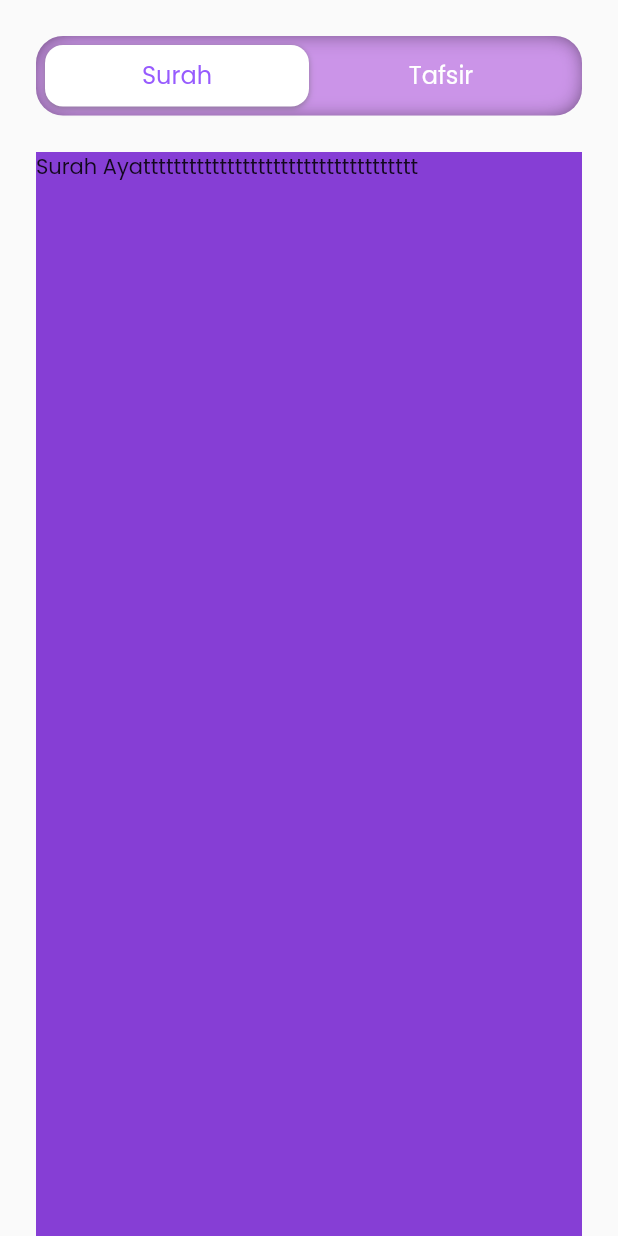
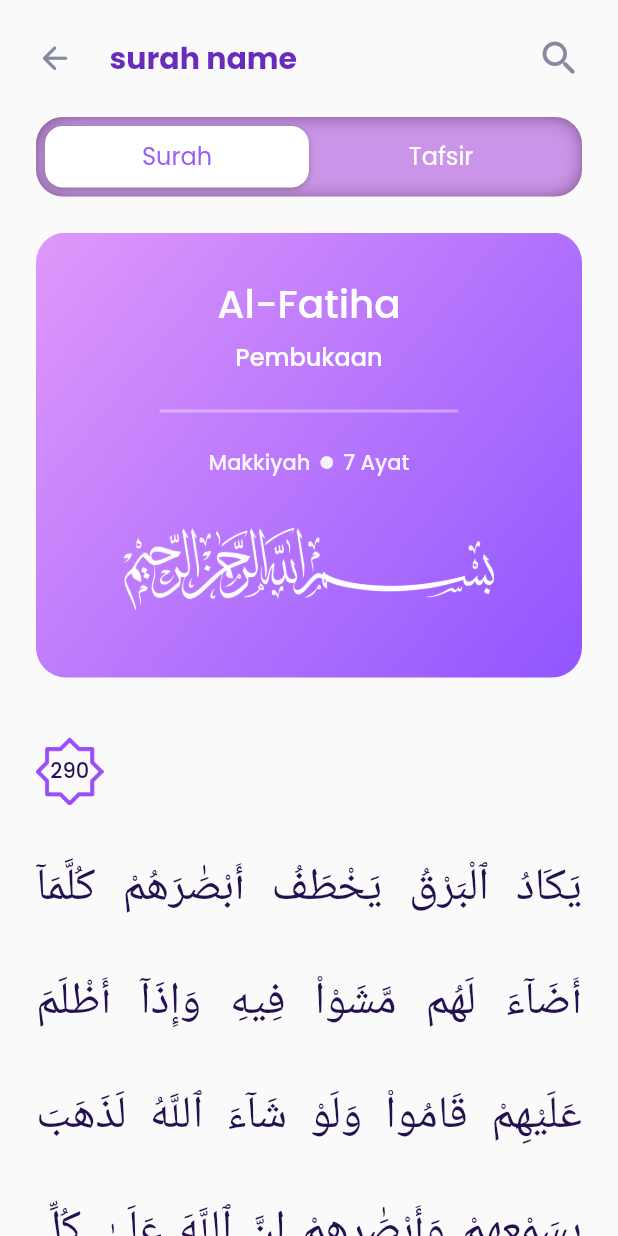
Before and after one commit to pramek008/quran_app, a Flutter app: the SurahPage screen opened directly, on a phone screen of 412 x 824 dp. Run offline on Flutter 3.47's test engine with Material 2 defaults, Android fonts, the phone set to English and light mode, and no system bars; our stand-ins replace expandable_text, flutter_inset_box_shadow, google_fonts; Roboto replaces fonts that are missing (Amiri).

Commit message:
slicing ui DONE

```diff
--- a/lib/ui/pages/surah_ayat_tab.dart
+++ b/lib/ui/pages/surah_ayat_tab.dart
@@ -1,16 +1,49 @@
 import 'package:flutter/material.dart';
 import 'package:quran_app/theme.dart';
+import 'package:quran_app/ui/widgets/ayat_tile_widget.dart';
+import 'package:quran_app/ui/widgets/card_heading_surah.dart';
 
 class SurahAyatTab extends StatelessWidget {
   const SurahAyatTab({Key? key}) : super(key: key);
 
   @override
   Widget build(BuildContext context) {
+    Widget headingCard() {
+      return HeadingCardSurahWidget();
+    }
+
+    Widget ayatList() {
+      return Padding(
+        padding: const EdgeInsets.only(
+          bottom: 35,
+        ),
+        child: Column(
+          children: [
+            AyatTileWidget(),
+            AyatTileWidget(),
+            AyatTileWidget(),
+            AyatTileWidget(),
+            AyatTileWidget(),
+            AyatTileWidget(),
+            AyatTileWidget(),
+            AyatTileWidget(),
+            AyatTileWidget(),
+          ],
+        ),
+      );
+    }
+
     return Scaffold(
-      backgroundColor: primaryColor,
-      body: Container(
-        // color: primaryColor,
-        child: Text('Surah Ayatttttttttttttttttttttttttttttttttttt'),
+      body: SafeArea(
+        child: ListView(
+          children: [
+            headingCard(),
+            const SizedBox(
+              height: 40,
+            ),
+            ayatList(),
+          ],
+        ),
       ),
     );
   }
--- a/lib/ui/pages/surah_main_page.dart
+++ b/lib/ui/pages/surah_main_page.dart
@@ -2,7 +2,8 @@ import 'package:flutter/material.dart' hide BoxDecoration, BoxShadow;
 import 'package:quran_app/theme.dart';
 import 'package:flutter_inset_box_shadow/flutter_inset_box_shadow.dart';
 import 'package:quran_app/ui/pages/surah_ayat_tab.dart';
-import 'package:quran_app/ui/pages/surah_tafsis_tab.dart';
+import 'package:quran_app/ui/pages/surah_tafsir_tab.dart';
+import 'package:quran_app/ui/widgets/custom_appbar_widget.dart';
 
 class SurahPage extends StatefulWidget {
   const SurahPage({Key? key}) : super(key: key);
@@ -29,6 +30,12 @@ class _HomePageState extends State<SurahPage>
 
   @override
   Widget build(BuildContext context) {
+    Widget appBar() {
+      return CustomAppBarWidget(
+        title: 'surah name',
+      );
+    }
+
     return Scaffold(
       body: SafeArea(
         child: SingleChildScrollView(
@@ -43,6 +50,7 @@ class _HomePageState extends State<SurahPage>
               width: MediaQuery.of(context).size.width,
               child: Column(
                 children: [
+                  appBar(),
                   Container(
                     decoration: BoxDecoration(
                         color: const Color(0xffCB94E8),
--- /dev/null
+++ b/lib/ui/widgets/ayat_tile_widget.dart
@@ -0,0 +1,88 @@
+import 'package:flutter/material.dart';
+import 'package:google_fonts/google_fonts.dart';
+import 'package:quran_app/theme.dart';
+
+class AyatTileWidget extends StatelessWidget {
+  const AyatTileWidget({Key? key}) : super(key: key);
+
+  @override
+  Widget build(BuildContext context) {
+    return Padding(
+      padding: const EdgeInsets.only(
+        bottom: 20,
+      ),
+      child: Column(
+        children: [
+          Row(
+            children: [
+              SizedBox(
+                width: 45,
+                height: 45,
+                child: Stack(
+                  children: [
+                    Image.asset(
+                      'assets/logo_number_frame.png',
+                    ),
+                    Center(
+                      child: Text(
+                        '290',
+                        style: txMedium.copyWith(
+                          color: blackColor,
+                          fontSize: 14,
+                        ),
+                      ),
+                    )
+                  ],
+                ),
+              ),
+            ],
+          ),
+          Padding(
+            padding: const EdgeInsets.symmetric(
+              vertical: 8,
+            ),
+            child: Row(
+              mainAxisAlignment: MainAxisAlignment.end,
+              children: [
+                Expanded(
+                  child: Text(
+                    'يَكَادُ ٱلْبَرْقُ يَخْطَفُ أَبْصَٰرَهُمْ كُلَّمَآ أَضَآءَ لَهُم مَّشَوْا۟ فِيهِ وَإِذَآ أَظْلَمَ عَلَيْهِمْ قَامُوا۟ وَلَوْ شَآءَ ٱللَّهُ لَذَهَبَ بِسَمْعِهِمْ وَأَبْصَٰرِهِمْ إِنَّ ٱللَّهَ عَلَىٰ كُلِّ شَىْءٍ قَدِيرٌ',
+                    style: GoogleFonts.amiri(
+                      fontSize: 30,
+                      color: blackColor,
+                      height: 2.5,
+                      // letterSpacing: 1,
+                    ),
+                    textDirection: TextDirection.rtl,
+                    textAlign: TextAlign.justify,
+                  ),
+                ),
+              ],
+            ),
+          ),
+          Row(
+            children: [
+              Expanded(
+                child: Text(
+                  'Segala puji bagi Allah, Tuhan semesta alam.',
+                  style: txRegular.copyWith(
+                    fontSize: 16,
+                  ),
+                ),
+              )
+            ],
+          ),
+          Padding(
+            padding: const EdgeInsets.only(
+              top: 4,
+            ),
+            child: Divider(
+              color: greyColor.withOpacity(0.3),
+              thickness: 1,
+            ),
+          ),
+        ],
+      ),
+    );
+  }
+}
--- /dev/null
+++ b/lib/ui/widgets/card_heading_surah.dart
@@ -0,0 +1,102 @@
+import 'package:flutter/material.dart';
+import 'package:quran_app/theme.dart';
+
+class HeadingCardSurahWidget extends StatelessWidget {
+  const HeadingCardSurahWidget({Key? key}) : super(key: key);
+
+  @override
+  Widget build(BuildContext context) {
+    return Container(
+      width: MediaQuery.of(context).size.width,
+      height: MediaQuery.of(context).size.height * 0.36,
+      padding: EdgeInsets.symmetric(
+        vertical: 28,
+      ),
+      decoration: BoxDecoration(
+        borderRadius: BorderRadius.circular(20),
+        gradient: const LinearGradient(
+          begin: Alignment.topLeft,
+          end: Alignment.bottomRight,
+          colors: [
+            Color(0xffDF98FA),
+            Color(0xff9055FF),
+          ],
+        ),
+      ),
+      child: Stack(
+        fit: StackFit.expand,
+        children: [
+          Center(
+            child: Column(
+              children: [
+                Text(
+                  'Al-Fatiha',
+                  style: txMedium.copyWith(
+                    color: whiteColor,
+                    fontSize: 26,
+                  ),
+                ),
+                const SizedBox(
+                  height: 4,
+                ),
+                Text(
+                  'Pembukaan',
+                  style: txMedium.copyWith(
+                    color: whiteColor,
+                    fontSize: 16,
+                  ),
+                ),
+                Padding(
+                  padding: EdgeInsets.symmetric(
+                    vertical: 16,
+                    horizontal: MediaQuery.of(context).size.width * 0.2,
+                  ),
+                  child: Divider(
+                    thickness: 2,
+                    color: whiteColor.withOpacity(0.35),
+                  ),
+                ),
+                Row(
+                  mainAxisAlignment: MainAxisAlignment.center,
+                  children: [
+                    Text(
+                      'Makkiyah',
+                      style: txMedium.copyWith(
+                        color: whiteColor.withOpacity(0.9),
+                        fontSize: 14,
+                      ),
+                    ),
+                    Padding(
+                      padding: const EdgeInsets.symmetric(
+                        horizontal: 6,
+                      ),
+                      child: Icon(
+                        Icons.circle,
+                        color: whiteColor.withOpacity(0.9),
+                        size: 10,
+                      ),
+                    ),
+                    Text(
+                      '7 Ayat',
+                      style: txMedium.copyWith(
+                        color: whiteColor.withOpacity(0.9),
+                        fontSize: 14,
+                      ),
+                    ),
+                  ],
+                ),
+                const SizedBox(
+                  height: 32,
+                ),
+                Image.asset(
+                  'assets/logo_bismilah.png',
+                  width: MediaQuery.of(context).size.width * 0.6,
+                ),
+              ],
+            ),
+          )
+        ],
+      ),
+    );
+  }
+}
--- /dev/null
+++ b/lib/ui/widgets/custom_appbar_widget.dart
@@ -0,0 +1,47 @@
+import 'package:flutter/material.dart';
+import 'package:quran_app/theme.dart';
+
+class CustomAppBarWidget extends StatelessWidget {
+  final String title;
+
+  const CustomAppBarWidget({Key? key, required this.title}) : super(key: key);
+
+  @override
+  Widget build(BuildContext context) {
+    return Container(
+      margin: EdgeInsets.only(
+        bottom: defaultMargin,
+      ),
+      child: Row(
+        children: [
+          InkWell(
+            onTap: () {
+              Navigator.pop(context);
+            },
+            child: Icon(
+              Icons.arrow_back_rounded,
+              color: greyColor,
+              size: 25,
+            ),
+          ),
+          SizedBox(
+            width: defaultMargin,
+          ),
+          Text(
+            title,
+            style: txBold.copyWith(
+              color: scdPurpleColor,
+              fontSize: 20,
+            ),
+          ),
+          const Spacer(),
+          Icon(
+            Icons.search_rounded,
+            color: greyColor,
+            size: 30,
+          ),
+        ],
+      ),
+    );
+  }
+}
--- a/lib/ui/widgets/surah_tile_widget.dart
+++ b/lib/ui/widgets/surah_tile_widget.dart
@@ -54,7 +54,7 @@ class SurahTileWidget extends StatelessWidget {
                 Column(
                   crossAxisAlignment: CrossAxisAlignment.start,
                   children: [
-                    Text('Al Imran', style: txMedium),
+                    Text('An-Nas', style: txMedium),
                     Row(
                       children: [
                         Text(
--- a/pubspec.yaml
+++ b/pubspec.yaml
@@ -35,6 +35,7 @@ dependencies:
   google_fonts: ^2.3.2
   flutter_bloc: ^8.0.1
   flutter_inset_box_shadow: ^1.0.8
+  expandable_text: ^2.3.0
 
 dev_dependencies:
   flutter_lints: ^1.0.0
```
Also changed, not shown: lib/model/getall_surah_model.dart (added, +81 -0 lines), lib/model/surah_model.dart (added, +216 -0 lines), lib/ui/pages/surah_tafsir_tab.dart (renamed from lib/ui/pages/surah_tafsis_tab.dart, +7 -2 lines), lib/ui/widgets/tafsir_tile_widget.dart (added, +81 -0 lines), pubspec.lock.
